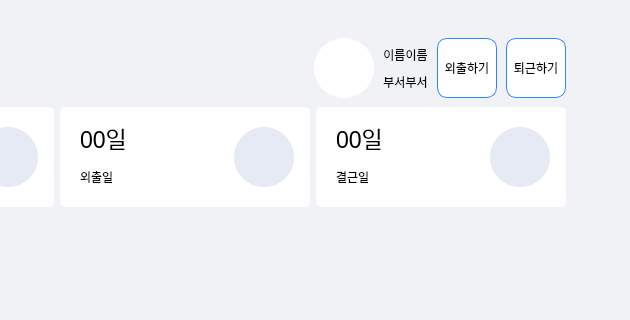
The window that Main/UI/MainWidget.ui (Uyuniwhite/Face-recognition-Attendance-System-Project) describes before a commit, drawn with Qt 5; both pictures show x 375 to 1005 and y 132 to 452 of the 1120 by 630 pixel window.
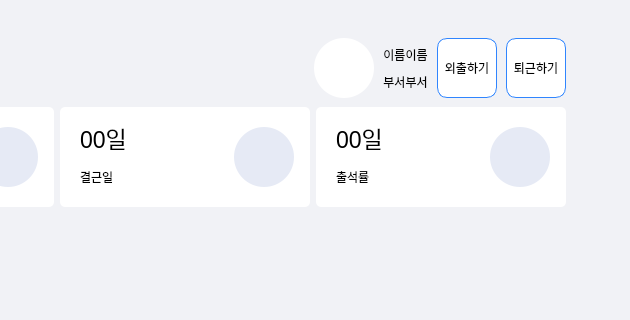
The same window after the commit. Icons and pictures are not drawn.

```diff
--- a/Main/UI/MainWidget.ui
+++ b/Main/UI/MainWidget.ui
@@ -1103,7 +1103,7 @@
                           </size>
                          </property>
                          <property name="text">
-                          <string>외출일</string>
+                          <string>결근일</string>
                          </property>
                          <property name="alignment">
                           <set>Qt::AlignLeading|Qt::AlignLeft|Qt::AlignVCenter</set>
@@ -1126,7 +1126,7 @@
                       </spacer>
                      </item>
                      <item>
-                      <widget class="QLabel" name="out_img_lab">
+                      <widget class="QLabel" name="absent_img_lab">
                        <property name="minimumSize">
                         <size>
                          <width>60</width>
@@ -1223,7 +1223,7 @@
                           </size>
                          </property>
                          <property name="text">
-                          <string>결근일</string>
+                          <string>출석률</string>
                          </property>
                          <property name="alignment">
                           <set>Qt::AlignLeading|Qt::AlignLeft|Qt::AlignVCenter</set>
@@ -1246,7 +1246,7 @@
                       </spacer>
                      </item>
                      <item>
-                      <widget class="QLabel" name="absent_img_lab">
+                      <widget class="QLabel" name="atd_per_img_lab">
                        <property name="minimumSize">
                         <size>
                          <width>60</width>
```
Left out of the diff: 15 changed lines with no effect on the pictures.
